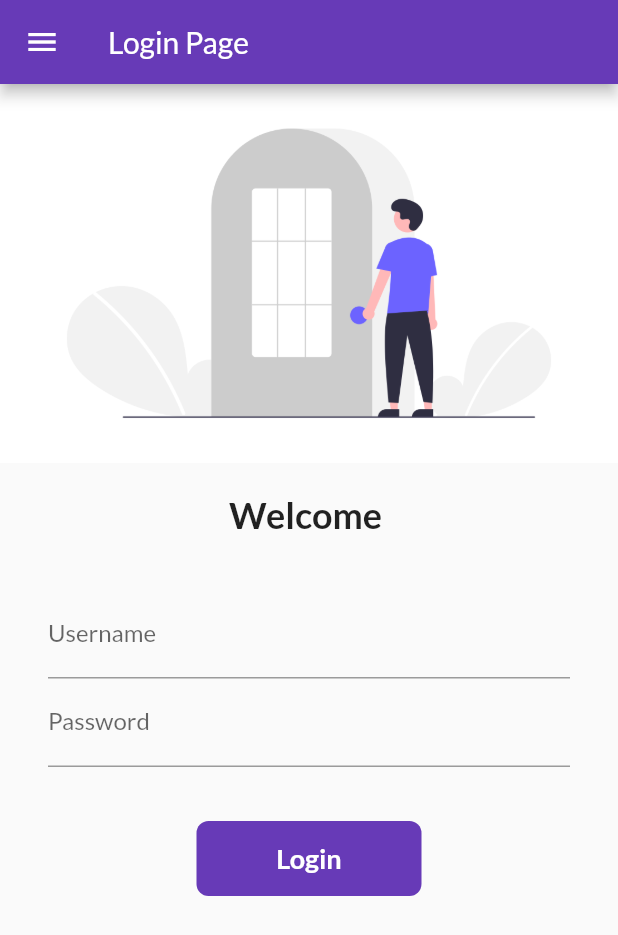
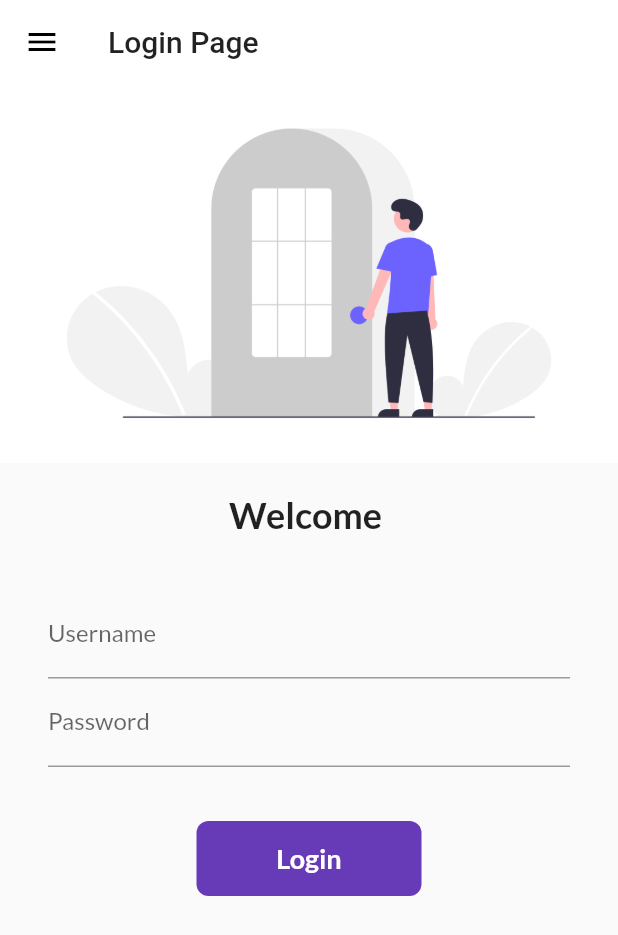
Before and after one commit to adarshmaharjan/flutter_30_days, a Flutter app: the screen it shows after launch, on a phone screen of 412 x 824 dp. Shown: the top 935 px of the screen. Run offline on Flutter 3.47's test engine with Material 2 defaults, Android fonts, the phone set to English and light mode, and no system bars; our stand-ins replace google_fonts.

Commit message:
themes extracted

```diff
--- a/lib/main.dart
+++ b/lib/main.dart
@@ -1,11 +1,14 @@
 // flutter
 import 'package:flutter/material.dart';
+// themes
+import 'package:flutter_application/widgets/themes.dart';
 // google fonts
-import 'package:google_fonts/google_fonts.dart';
+// import 'package:google_fonts/google_fonts.dart';
 // pages
 import 'pages/home_page.dart';
 // routes
 import './utils/routes.dart';
+// login page
 import 'pages/login_page.dart';
 
 void main() {
@@ -20,14 +23,8 @@ class MyApp extends StatelessWidget {
     return MaterialApp(
       title: 'Codepur Tutorial',
       themeMode: ThemeMode.light,
-      theme: ThemeData(
-        primarySwatch: Colors.deepPurple,
-        fontFamily: GoogleFonts.lato().fontFamily,
-        // textTheme: GoogleFonts.latoTextTheme(),
-      ),
-      darkTheme: ThemeData(
-        brightness: Brightness.dark,
-      ),
+      theme: MyTheme.lightTheme(context),
+      darkTheme: MyTheme.darkTheme(context),
       debugShowCheckedModeBanner: false,
       // initialRoute: "/",
       routes: {
@@ -37,6 +34,4 @@ class MyApp extends StatelessWidget {
       },
     );
   }
-
-  // bringVeg({required bool thaila, int rupess = 100}) {}
 }
--- /dev/null
+++ b/lib/widgets/themes.dart
@@ -0,0 +1,28 @@
+import 'package:flutter/material.dart';
+import 'package:google_fonts/google_fonts.dart';
+
+class MyTheme {
+  // light theme
+  static ThemeData lightTheme(BuildContext context) {
+    return ThemeData(
+      primarySwatch: Colors.deepPurple,
+      fontFamily: GoogleFonts.lato().fontFamily,
+      appBarTheme: AppBarTheme(
+        color: Colors.white,
+        elevation: 0.0,
+        iconTheme: const IconThemeData(
+          color: Colors.black,
+        ),
+        toolbarTextStyle: Theme.of(context).textTheme.bodyText2,
+        titleTextStyle: Theme.of(context).textTheme.headline6,
+      ),
+    );
+  }
+
+  //dark theme
+  static ThemeData darkTheme(BuildContext context) {
+    return ThemeData(
+      brightness: Brightness.dark,
+    );
+  }
+}
```
